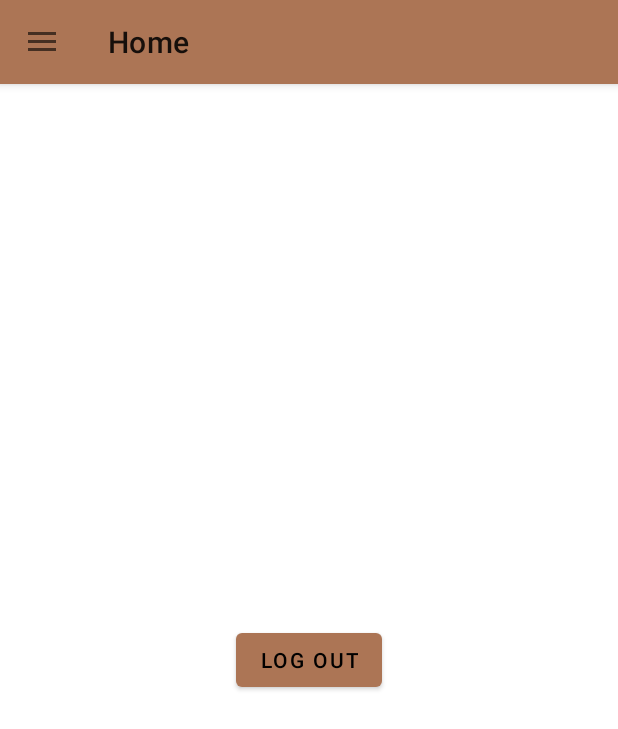
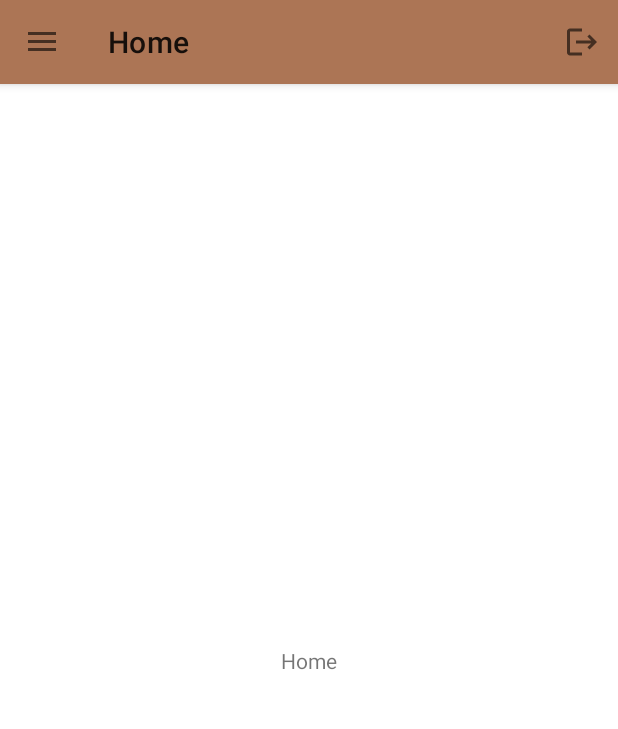
Before and after one commit to Sokols/WarehouseAssistant_AndroidApp, an Android app: the screen it shows after launch once a user with an empty profile is signed in (MainActivity), on a phone screen of 412 x 824 dp. Shown: the top 729 px of the screen. Run offline under Robolectric (Android 15) with nearby library versions, the phone set to English and light mode, and no system bars; our stand-ins replace Dagger/Hilt's generated code, Firebase (no records; nobody signed in at launch, a user with empty details on screens opened directly), data binding, navigation-ui.

Commit message:
Updated toolbar with sign out operation

```diff
--- a/app/src/main/java/pl/sokols/warehouseassistant/ui/SplashActivity.kt
+++ b/app/src/main/java/pl/sokols/warehouseassistant/ui/SplashActivity.kt
@@ -6,6 +6,8 @@ import android.os.Bundle
 import androidx.appcompat.app.AppCompatActivity
 import com.google.firebase.auth.FirebaseAuth
 import dagger.hilt.android.AndroidEntryPoint
+import pl.sokols.warehouseassistant.ui.auth.AuthActivity
+import pl.sokols.warehouseassistant.ui.main.MainActivity
 
 @AndroidEntryPoint
 @SuppressLint("CustomSplashScreen")
--- a/app/src/main/java/pl/sokols/warehouseassistant/ui/AuthActivity.kt
+++ b/app/src/main/java/pl/sokols/warehouseassistant/ui/auth/AuthActivity.kt
@@ -1,4 +1,4 @@
-package pl.sokols.warehouseassistant.ui
+package pl.sokols.warehouseassistant.ui.auth
 
 import android.os.Bundle
 import androidx.appcompat.app.AppCompatActivity
--- a/app/src/main/java/pl/sokols/warehouseassistant/ui/auth/login/LoginFragment.kt
+++ b/app/src/main/java/pl/sokols/warehouseassistant/ui/auth/login/LoginFragment.kt
@@ -12,7 +12,7 @@ import androidx.navigation.Navigation
 import dagger.hilt.android.AndroidEntryPoint
 import pl.sokols.warehouseassistant.R
 import pl.sokols.warehouseassistant.databinding.LoginFragmentBinding
-import pl.sokols.warehouseassistant.ui.MainActivity
+import pl.sokols.warehouseassistant.ui.main.MainActivity
 import pl.sokols.warehouseassistant.utils.AuthState
 import pl.sokols.warehouseassistant.utils.AuthUtils.afterTextChanged
 
--- a/app/src/main/java/pl/sokols/warehouseassistant/ui/auth/registry/RegistryFragment.kt
+++ b/app/src/main/java/pl/sokols/warehouseassistant/ui/auth/registry/RegistryFragment.kt
@@ -12,7 +12,7 @@ import androidx.navigation.Navigation
 import dagger.hilt.android.AndroidEntryPoint
 import pl.sokols.warehouseassistant.R
 import pl.sokols.warehouseassistant.databinding.RegistryFragmentBinding
-import pl.sokols.warehouseassistant.ui.MainActivity
+import pl.sokols.warehouseassistant.ui.main.MainActivity
 import pl.sokols.warehouseassistant.utils.AuthState
 import pl.sokols.warehouseassistant.utils.AuthUtils.afterTextChanged
 
--- a/app/src/main/java/pl/sokols/warehouseassistant/ui/main/home/HomeFragment.kt
+++ b/app/src/main/java/pl/sokols/warehouseassistant/ui/main/home/HomeFragment.kt
@@ -1,6 +1,5 @@
 package pl.sokols.warehouseassistant.ui.main.home
 
-import android.content.Intent
 import android.os.Bundle
 import android.view.LayoutInflater
 import android.view.View
@@ -9,7 +8,6 @@ import androidx.fragment.app.Fragment
 import androidx.fragment.app.viewModels
 import dagger.hilt.android.AndroidEntryPoint
 import pl.sokols.warehouseassistant.databinding.HomeFragmentBinding
-import pl.sokols.warehouseassistant.ui.AuthActivity
 
 @AndroidEntryPoint
 class HomeFragment : Fragment() {
@@ -24,18 +22,4 @@ class HomeFragment : Fragment() {
         binding = HomeFragmentBinding.inflate(inflater, container, false)
         return binding.root
     }
-
-    override fun onViewCreated(view: View, savedInstanceState: Bundle?) {
-        super.onViewCreated(view, savedInstanceState)
-
-        binding.signOut.setOnClickListener {
-            viewModel.logout()
-            goToAuthActivity()
-        }
-    }
-
-    private fun goToAuthActivity() {
-        startActivity(Intent(activity, AuthActivity::class.java))
-        activity?.finish()
-    }
 }
--- /dev/null
+++ b/app/src/main/res/drawable/ic_baseline_logout_24.xml
@@ -0,0 +1,11 @@
+<vector xmlns:android="http://schemas.android.com/apk/res/android"
+    android:width="24dp"
+    android:height="24dp"
+    android:viewportWidth="24"
+    android:viewportHeight="24"
+    android:tint="?attr/colorControlNormal"
+    android:autoMirrored="true">
+  <path
+      android:fillColor="@android:color/white"
+      android:pathData="M17,7l-1.41,1.41L18.17,11H8v2h10.17l-2.58,2.58L17,17l5,-5zM4,5h8V3H4c-1.1,0 -2,0.9 -2,2v14c0,1.1 0.9,2 2,2h8v-2H4V5z"/>
+</vector>
--- a/app/src/main/res/layout/home_fragment.xml
+++ b/app/src/main/res/layout/home_fragment.xml
@@ -7,16 +7,13 @@
     android:layout_height="match_parent"
     tools:context=".ui.main.home.HomeFragment">
 
-    <Button
-        android:id="@+id/signOut"
+    <TextView
         android:layout_width="wrap_content"
         android:layout_height="wrap_content"
-        android:text="@string/sign_out"
-        android:textColor="#000000"
+        android:text="@string/home"
         app:layout_constraintBottom_toBottomOf="parent"
         app:layout_constraintEnd_toEndOf="parent"
         app:layout_constraintStart_toStartOf="parent"
-        app:layout_constraintTop_toTopOf="parent"
-        tools:ignore="TextContrastCheck" />
+        app:layout_constraintTop_toTopOf="parent" />
 
 </androidx.constraintlayout.widget.ConstraintLayout>
--- a/app/src/main/res/layout/main_activity.xml
+++ b/app/src/main/res/layout/main_activity.xml
@@ -27,6 +27,7 @@
                     android:layout_height="?attr/actionBarSize"
                     android:background="@android:color/transparent"
                     android:elevation="0dp"
+                    app:menu="@menu/toolbar_menu"
                     app:navigationIcon="@drawable/ic_baseline_menu_24" />
             </com.google.android.material.appbar.AppBarLayout>
 
--- a/app/src/main/res/menu/drawer_menu.xml
+++ b/app/src/main/res/menu/drawer_menu.xml
@@ -5,9 +5,9 @@
         android:checkableBehavior="single">
         <item
             android:id="@+id/homeFragment"
+            android:checked="true"
             android:icon="@drawable/ic_baseline_home_24"
-            android:title="@string/home"
-            android:checked="true" />
+            android:title="@string/home" />
         <item
             android:id="@+id/itemsFragment"
             android:icon="@drawable/ic_baseline_shopping_cart_24"
--- /dev/null
+++ b/app/src/main/res/menu/toolbar_menu.xml
@@ -0,0 +1,9 @@
+<?xml version="1.0" encoding="utf-8"?>
+<menu xmlns:android="http://schemas.android.com/apk/res/android"
+    xmlns:app="http://schemas.android.com/apk/res-auto">
+    <item
+        android:id="@+id/logout"
+        android:icon="@drawable/ic_baseline_logout_24"
+        android:title="@string/sign_out"
+        app:showAsAction="ifRoom" />
+</menu>
```
Also changed, not shown: app/src/main/AndroidManifest.xml (+4 -3 lines), app/src/main/java/pl/sokols/warehouseassistant/ui/main/MainActivity.kt (renamed from app/src/main/java/pl/sokols/warehouseassistant/ui/MainActivity.kt, +20 -1 lines), app/src/main/java/pl/sokols/warehouseassistant/ui/main/MainViewModel.kt (added, +16 -0 lines).
